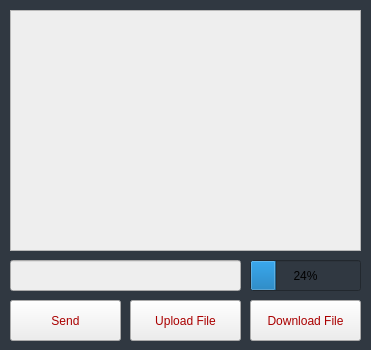
First picture: the form in ChatApplicationClient/privatechat.ui, repository enesdurmus/ChatApplication-With-QT, before the edit.
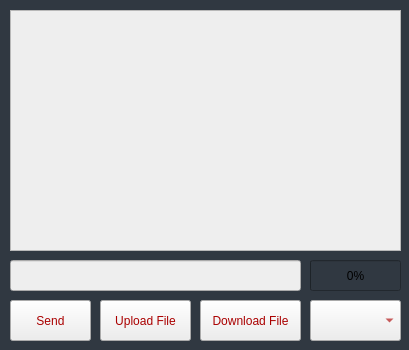
Second picture: the form after the edit.

What changed in the file:
```diff
--- a/ChatApplicationClient/privatechat.ui
+++ b/ChatApplicationClient/privatechat.ui
@@ -6,7 +6,7 @@
    <rect>
     <x>0</x>
     <y>0</y>
-    <width>371</width>
+    <width>409</width>
     <height>350</height>
    </rect>
   </property>
@@ -21,7 +21,7 @@
     <rect>
      <x>10</x>
      <y>10</y>
-     <width>351</width>
+     <width>391</width>
      <height>241</height>
     </rect>
    </property>
@@ -42,7 +42,7 @@
     <rect>
      <x>10</x>
      <y>300</y>
-     <width>111</width>
+     <width>81</width>
      <height>41</height>
     </rect>
    </property>
@@ -60,7 +60,7 @@
     <rect>
      <x>10</x>
      <y>260</y>
-     <width>231</width>
+     <width>291</width>
      <height>31</height>
     </rect>
    </property>
@@ -73,9 +73,9 @@
   <widget class="QPushButton" name="uploadFileButton">
    <property name="geometry">
     <rect>
-     <x>130</x>
+     <x>100</x>
      <y>300</y>
-     <width>111</width>
+     <width>91</width>
      <height>41</height>
     </rect>
    </property>
@@ -91,9 +91,9 @@
   <widget class="QPushButton" name="downloadFileButton">
    <property name="geometry">
     <rect>
-     <x>250</x>
+     <x>200</x>
      <y>300</y>
-     <width>111</width>
+     <width>101</width>
      <height>41</height>
     </rect>
    </property>
@@ -109,16 +109,36 @@
   <widget class="QProgressBar" name="downloadProgressBar">
    <property name="geometry">
     <rect>
-     <x>250</x>
+     <x>310</x>
      <y>260</y>
-     <width>111</width>
+     <width>91</width>
      <height>31</height>
     </rect>
    </property>
    <property name="value">
-    <number>24</number>
+    <number>0</number>
    </property>
   </widget>
+  <widget class="QComboBox" name="emojiComboBox">
+   <property name="geometry">
+    <rect>
+     <x>310</x>
+     <y>300</y>
+     <width>91</width>
+     <height>41</height>
+    </rect>
+   </property>
+   <property name="styleSheet">
+    <string notr="true">color: rgb(170, 0, 0);
+background-color: rgb(238, 238, 238);
+font: 75 bold italic 10pt &quot;Comic Sans MS&quot;;</string>
+   </property>
+   <item>
+    <property name="text">
+     <string/>
+    </property>
+   </item>
+  </widget>
  </widget>
  <resources/>
  <connections/>
```
Left out of the diff: 2 changed lines with no effect on the pictures.
